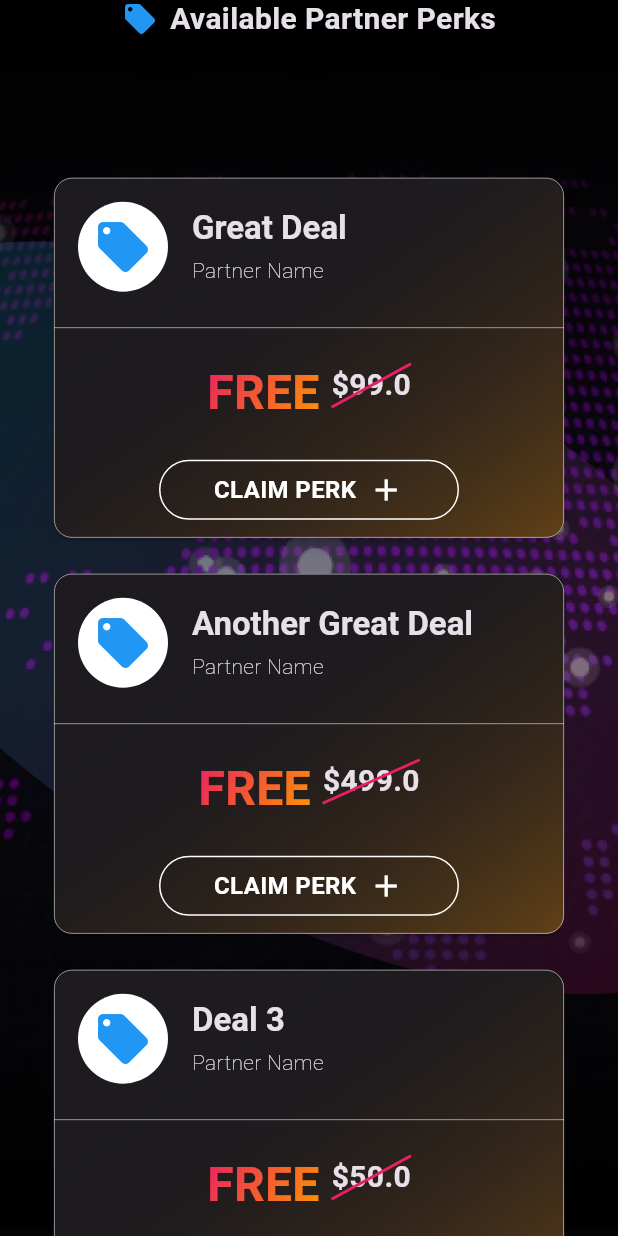
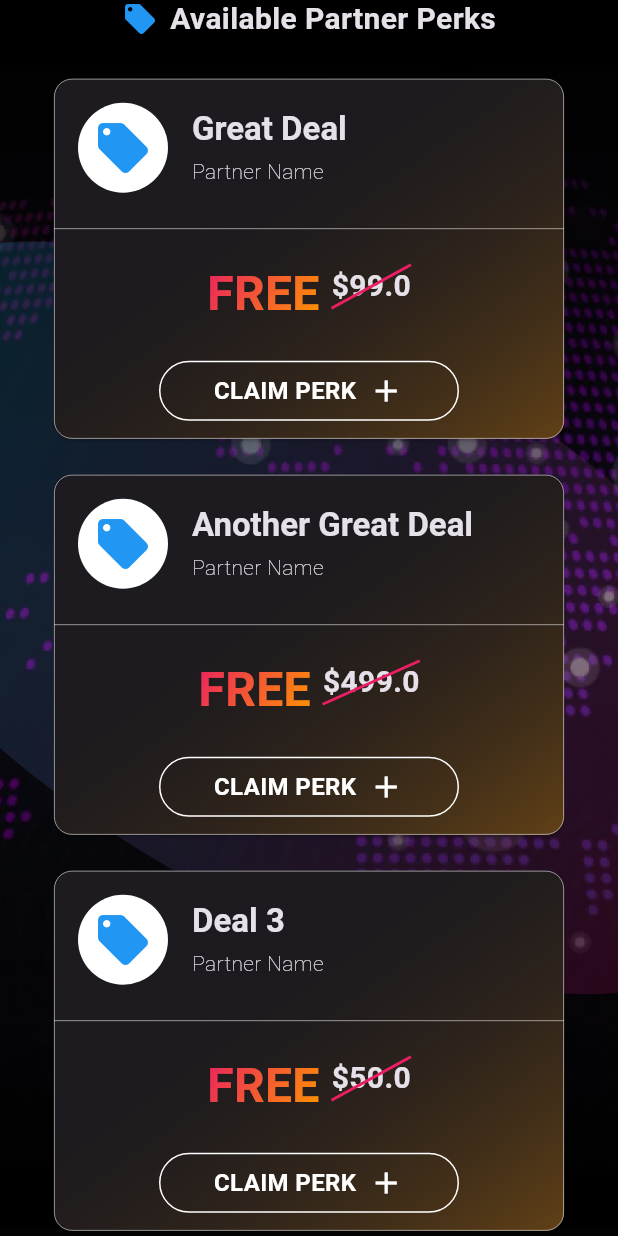
Before and after one commit to timwickey/modeinvestorclub, a Flutter app: the HomeScreen screen opened by its route, scrolled down 576 dp, on a phone screen of 412 x 824 dp. Run offline on Flutter 3.47's test engine with Material 3 defaults, Android fonts, the phone set to English and light mode, and no system bars; our stand-ins replace flutter_dotenv, flutter_svg, go_router, url_strategy; missing offline and left inert: adaptive_navigation, postgres, window_size; statements that could not run were skipped.

Commit message:
FIX: add spacing calculations

```diff
--- a/lib/src/data/globals.dart
+++ b/lib/src/data/globals.dart
@@ -2,6 +2,9 @@ import 'package:flutter/material.dart';
 
 const widgetHeight = 350.0;
 const widgetHeightMobile = 250.0;
+const dealWidth = 340.0;
+const dealHeight = 240.0;
+const dealSpacing = 16.0;
 const borderThickness = .5;
 const buttonBorderThickness = 1.0;
 const borderColor = Colors.white70;
--- a/lib/src/screens/home.dart
+++ b/lib/src/screens/home.dart
@@ -56,6 +56,18 @@ class _HomeScreenState extends State<HomeScreen> {
                   constraints: const BoxConstraints(maxWidth: pageWidth),
                   child: LayoutBuilder(
                     builder: (context, constraints) {
+                      // calculate how much space is needed for the deals so we know how big to make the widget (for scrolling)
+                      // we can fit 1 deal card within dealWidth
+                      int numberOfDealsperRow =
+                          (constraints.maxWidth / (dealWidth + dealSpacing))
+                              .floor();
+                      int numberOfRows =
+                          (deals.length / numberOfDealsperRow).ceil();
+                      double dealTotalHeight =
+                          numberOfRows * (dealHeight + dealSpacing);
+                      // add the space needed for the header of the deals widget and the footerbar
+                      dealTotalHeight += 100.0;
+
                       if (constraints.maxWidth > 800) {
                         // Wide screen: one card 1/4 width, the other 3/4 width
                         return Column(
@@ -79,7 +91,7 @@ class _HomeScreenState extends State<HomeScreen> {
                               children: [
                                 SizedBox(
                                   width: constraints.maxWidth,
-                                  height: widgetHeight,
+                                  height: dealTotalHeight,
                                   child: DealList(deals: deals),
                                 ),
                               ],
@@ -101,7 +113,7 @@ class _HomeScreenState extends State<HomeScreen> {
                             ),
                             SizedBox(height: 8),
                             SizedBox(
-                              height: 1000,
+                              height: dealTotalHeight,
                               child: DealList(deals: deals),
                             ),
                           ],
--- a/lib/src/widgets/deal_list.dart
+++ b/lib/src/widgets/deal_list.dart
@@ -44,8 +44,8 @@ class DealList extends StatelessWidget {
                 builder: (context, constraints) {
                   return Center(
                     child: Wrap(
-                      spacing: 16.0,
-                      runSpacing: 16.0,
+                      spacing: dealSpacing,
+                      runSpacing: dealSpacing,
                       alignment: WrapAlignment.center,
                       children: deals.map((deal) {
                         return Card(
@@ -57,8 +57,9 @@ class DealList extends StatelessWidget {
                             ),
                           ),
                           child: Container(
-                            width: 340, // Set the width of each card
-                            height: 240, // Set the height of the container
+                            width: dealWidth, // Set the width of each card
+                            height:
+                                dealHeight, // Set the height of the container
                             decoration: BoxDecoration(
                               borderRadius: BorderRadius.circular(12.0),
                               gradient: LinearGradient(
```
